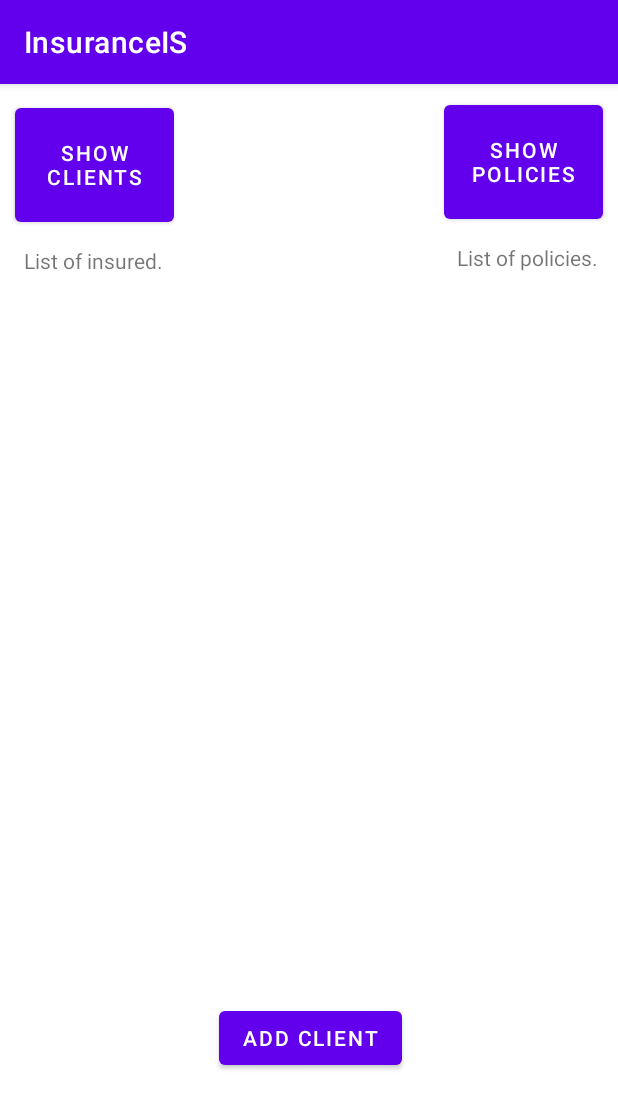
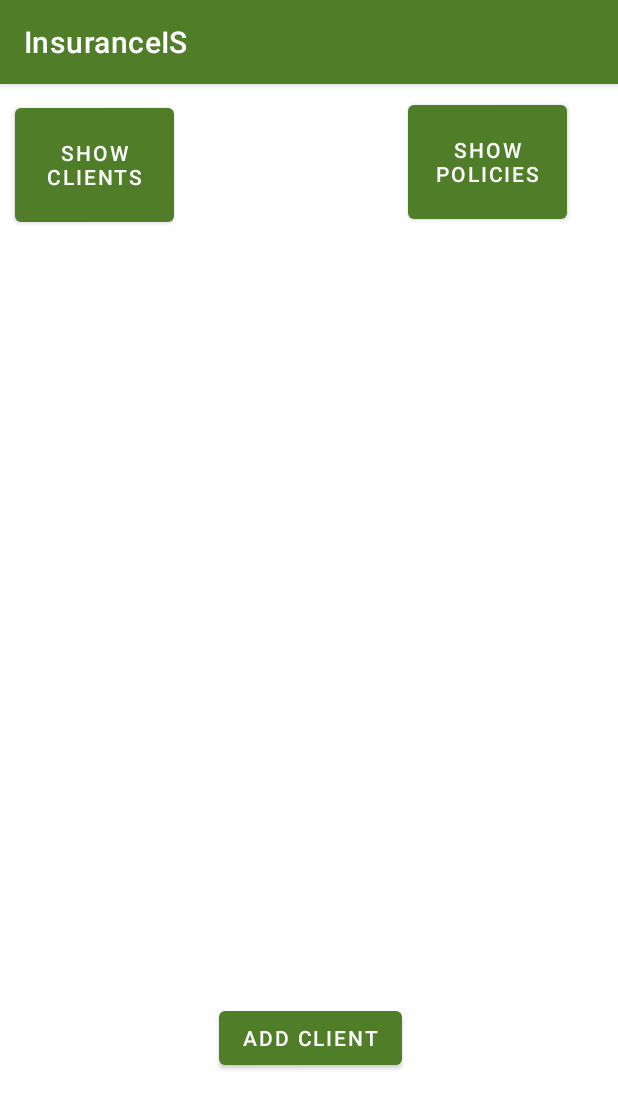
Before and after one commit to anovak8/InsuranceISApp, an Android app: the screen it shows after launch (MainActivity), on a phone screen of 412 x 824 dp. Shown: the top 1109 px of the screen. Run offline under Robolectric (Android 15) with nearby library versions, the phone set to English and light mode, and no system bars; our stand-ins replace Volley.

Commit message:
Colours, some minor fixes

```diff
--- a/app/src/main/res/layout/activity_main.xml
+++ b/app/src/main/res/layout/activity_main.xml
@@ -9,12 +9,12 @@
 
     <TextView
         android:id="@+id/Insured"
-        android:layout_width="wrap_content"
+        android:layout_width="match_parent"
         android:layout_height="0dp"
         android:layout_marginLeft="16dp"
         android:layout_marginTop="10dp"
         android:layout_marginBottom="10dp"
-        android:text="List of insured."
+        android:text=""
         app:layout_constraintBottom_toBottomOf="parent"
         app:layout_constraintLeft_toLeftOf="parent"
         app:layout_constraintTop_toBottomOf="@+id/button"
@@ -37,14 +37,14 @@
 
     <TextView
         android:id="@+id/Policy"
-        android:layout_width="wrap_content"
+        android:layout_width="match_parent"
         android:layout_height="0dp"
-        android:layout_marginStart="196dp"
+        android:layout_marginStart="56dp"
         android:layout_marginTop="10dp"
         android:layout_marginBottom="10dp"
-        android:text="List of policies."
+        android:text=""
         app:layout_constraintBottom_toBottomOf="parent"
-        app:layout_constraintStart_toEndOf="@+id/Insured"
+        app:layout_constraintStart_toStartOf="parent"
         app:layout_constraintTop_toBottomOf="@+id/button2"
         app:layout_constraintVertical_bias="0.0"
         tools:layout_constraintLeft_creator="1"
@@ -54,7 +54,7 @@
         android:id="@+id/button2"
         android:layout_width="106dp"
         android:layout_height="88dp"
-        android:layout_marginLeft="296dp"
+        android:layout_marginLeft="272dp"
         android:layout_marginTop="8dp"
         android:onClick="prikaziPolicy"
         android:text="Show policies"
--- a/app/src/main/res/values/colors.xml
+++ b/app/src/main/res/values/colors.xml
@@ -1,8 +1,8 @@
 <?xml version="1.0" encoding="utf-8"?>
 <resources>
-    <color name="purple_200">#FFBB86FC</color>
-    <color name="purple_500">#FF6200EE</color>
-    <color name="purple_700">#FF3700B3</color>
+    <color name="purple_200">#4F7D28</color>
+    <color name="purple_500">#4F7D28</color>
+    <color name="purple_700">#4F7D28</color>
     <color name="teal_200">#FF03DAC5</color>
     <color name="teal_700">#FF018786</color>
     <color name="black">#FF000000</color>
```
